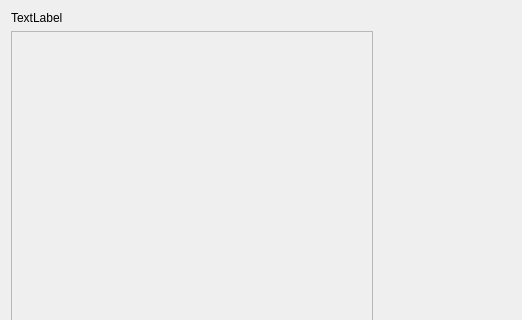
Above: ui/auth/UserAuthWidget.ui from xamlo721/PsychologyTestApp before the change; both pictures show x 0 to 522 and y 0 to 320 of the 1000 by 600 pixel window. Below: the same form after it.
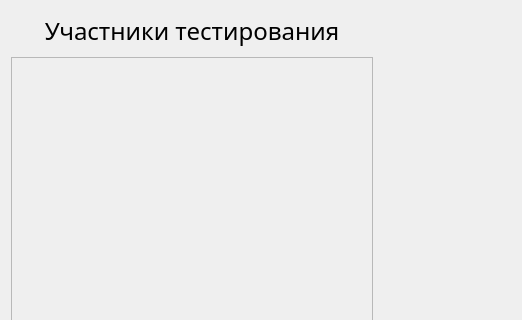
That is the form after the change. Icons and pictures are not drawn.

Commit message: add and Intergate WelcomeAuthWidget

What changed in the file:
```diff
--- a/ui/auth/UserAuthWidget.ui
+++ b/ui/auth/UserAuthWidget.ui
@@ -23,8 +23,23 @@
     <layout class="QVBoxLayout" name="verticalLayout_2">
      <item>
       <widget class="QLabel" name="scrollArea_label">
+       <property name="minimumSize">
+        <size>
+         <width>0</width>
+         <height>40</height>
+        </size>
+       </property>
+       <property name="font">
+        <font>
+         <family>Malgun Gothic</family>
+         <pointsize>18</pointsize>
+        </font>
+       </property>
        <property name="text">
-        <string>TextLabel</string>
+        <string>Участники тестирования</string>
+       </property>
+       <property name="alignment">
+        <set>Qt::AlignCenter</set>
        </property>
       </widget>
      </item>
@@ -38,8 +53,8 @@
          <rect>
           <x>0</x>
           <y>0</y>
-          <width>351</width>
-          <height>559</height>
+          <width>354</width>
+          <height>532</height>
          </rect>
         </property>
         <layout class="QVBoxLayout" name="verticalLayout_3"/>
```
The commit also changes 10 other files.
